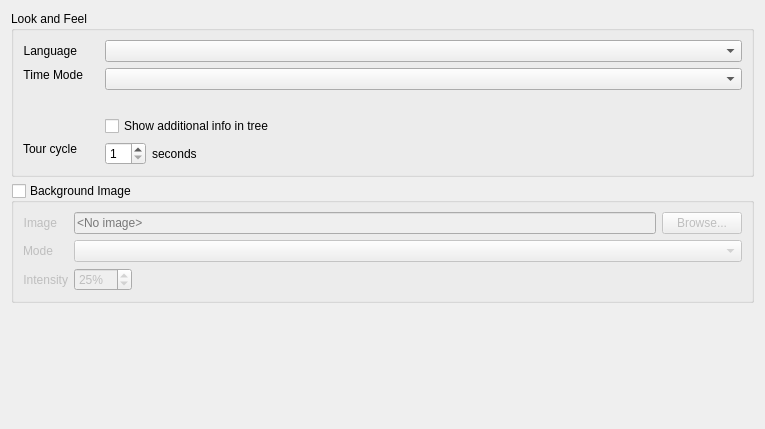
Qt form client/nx_client_desktop/src/ui/widgets/local_settings/look_and_feel_preferences_widget.ui (networkoptix/nx_open) before a commit.
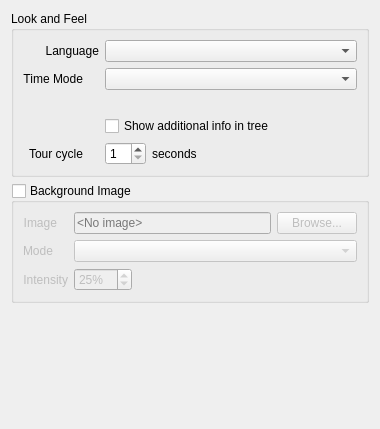
The same form after that commit. Custom widgets are drawn as their Qt base class.

Commit message:
VMS-9540 VMS-9541 Fixed layout issues for help tooltips
<==== Mercurial data ====>
Branch: vms_3.2_dev

```diff
--- a/client/nx_client_desktop/src/ui/widgets/local_settings/look_and_feel_preferences_widget.ui
+++ b/client/nx_client_desktop/src/ui/widgets/local_settings/look_and_feel_preferences_widget.ui
@@ -6,7 +6,7 @@
    <rect>
     <x>0</x>
     <y>0</y>
-    <width>765</width>
+    <width>380</width>
     <height>429</height>
    </rect>
   </property>
@@ -19,7 +19,7 @@
      <property name="flat">
       <bool>true</bool>
      </property>
-     <layout class="QFormLayout" name="formLayout">
+     <layout class="QGridLayout" name="gridLayout" columnstretch="0,1">
       <item row="0" column="0">
        <widget class="QLabel" name="languageLabel">
         <property name="text">
@@ -41,7 +41,7 @@
         <item>
          <widget class="QLabel" name="timeModeLabel">
           <property name="sizePolicy">
-           <sizepolicy hsizetype="Preferred" vsizetype="Fixed">
+           <sizepolicy hsizetype="Preferred" vsizetype="Preferred">
             <horstretch>0</horstretch>
             <verstretch>0</verstretch>
            </sizepolicy>
@@ -79,7 +79,14 @@
        </layout>
       </item>
       <item row="1" column="1">
-       <widget class="QComboBox" name="timeModeComboBox"/>
+       <widget class="QComboBox" name="timeModeComboBox">
+        <property name="minimumSize">
+         <size>
+          <width>0</width>
+          <height>0</height>
+         </size>
+        </property>
+       </widget>
       </item>
       <item row="2" column="1">
        <widget class="QLabel" name="timeModeWarningLabel">
@@ -148,7 +155,7 @@
         <item>
          <widget class="QLabel" name="tourCycleTimeLabel">
           <property name="sizePolicy">
-           <sizepolicy hsizetype="Preferred" vsizetype="Fixed">
+           <sizepolicy hsizetype="Preferred" vsizetype="Preferred">
             <horstretch>0</horstretch>
             <verstretch>0</verstretch>
            </sizepolicy>
```
Left out of the diff: 6 changed lines with no effect on the pictures. The commit also changes 3 other files.
